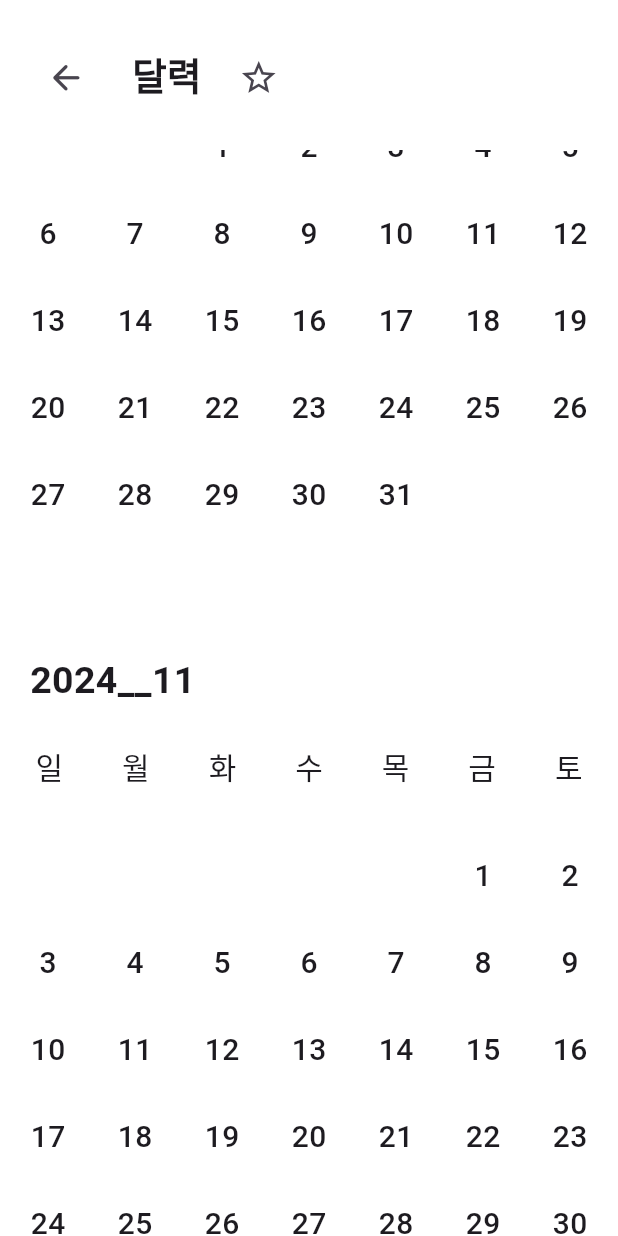
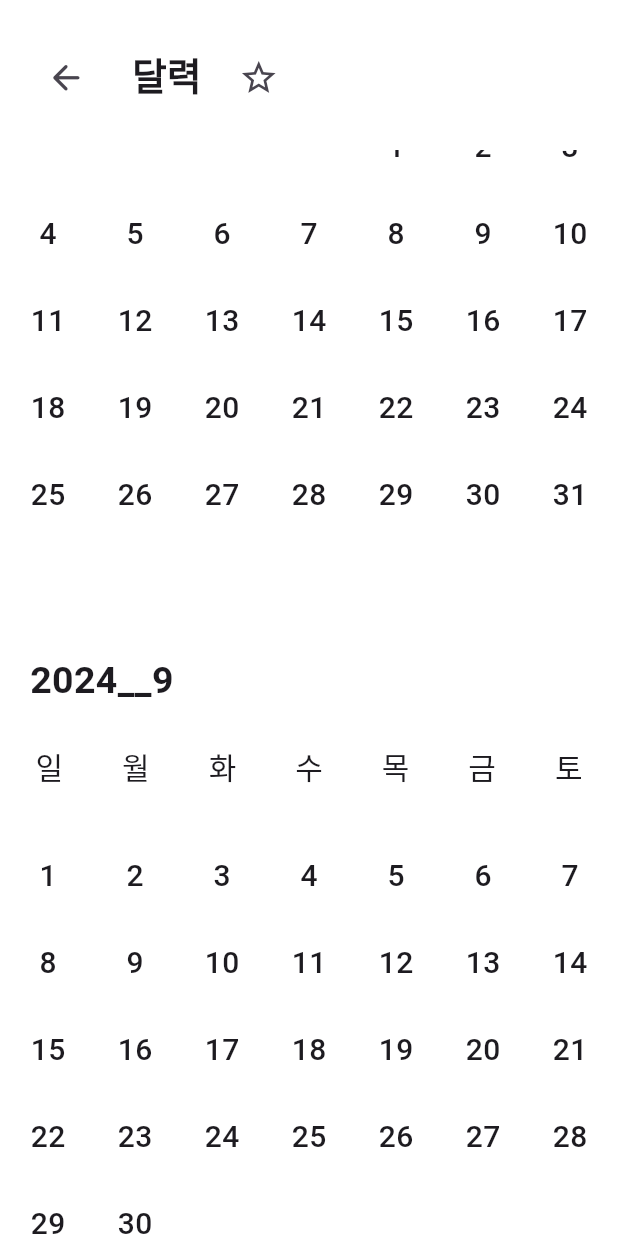
Before and after one commit to kkkmin1005/feat., a Flutter app: the screen it shows after launch, scrolled down 1152 dp, on a phone screen of 412 x 824 dp. Run offline on Flutter 3.47's test engine with Material 3 defaults, Android fonts, the phone set to English and light mode, and no system bars.

Commit message:
캘린더 컨트롤러 추가

```diff
--- a/lib/main.dart
+++ b/lib/main.dart
@@ -2,11 +2,11 @@ import 'package:flutter/material.dart';
 import 'ootd.dart';
 
 void main() {
-  runApp(const MyApp());
+  runApp(MyApp());
 }
 
 class MyApp extends StatelessWidget {
-  const MyApp({super.key});
+  MyApp({super.key});
 
   @override
   Widget build(BuildContext context) {
@@ -18,12 +18,7 @@ class MyApp extends StatelessWidget {
         ),
         body: Container(
           color: Colors.white,
-          child: ListView.builder(
-              itemCount: 12,
-              itemBuilder: (context, index){
-                return CalenderHomePage(index: index);
-              }
-          ),
+          child: CalenderHomePage()
         )
       ),
     );
@@ -114,7 +109,7 @@ class _CalenderDate extends State<CalenderDate> {
         onTap: (){
           Navigator.push(
               context,
-              MaterialPageRoute(builder: (context) => ootdHomePage())
+              MaterialPageRoute(builder: (context) => ootdHomePage(year: widget.yearModify(widget.year), month:widget.monthModify(widget.month), day: widget.dayModify(widget.day)))
           );
           print(widget.yearModify(widget.year) + widget.monthModify(widget.month) + widget.dayModify(widget.day));
         },
@@ -135,16 +130,51 @@ class _CalenderDate extends State<CalenderDate> {
 
 
 class CalenderHomePage extends StatefulWidget {
-  CalenderHomePage({Key ? key, this.index}) : super(key:key);
+  CalenderHomePage({Key ? key}) : super(key:key);
 
   final now = DateTime.now();
-  var index;
+  var startYear = 2024;
+  var startMonth = 6;
+
 
   @override
   State<CalenderHomePage> createState() => _CalenderHomePageState();
 }
 
 class _CalenderHomePageState extends State<CalenderHomePage> {
+
+  var scroll = ScrollController();
+
+  searchTargetIndex(startDate, nowDate){
+    //달력 하나 위젯 크기 알아내서 인덱스 차에 곱하기 466.5
+    // state 전송 필요 x
+    // init 스테이트에서 타겟 인덱스 잡아주고 진행하기
+
+    var gap;
+
+    if(startDate[0] == nowDate[0]){
+      gap = nowDate[1] - startDate[1];
+    }
+    else{
+      gap = (nowDate[0] - startDate[0])*12 + (nowDate[1] - startDate[1]);
+    }
+
+    return gap * 466.7;
+  }
+
+  void scrollToPosition(gap){
+    scroll.animateTo(gap, duration: Duration(seconds: 1), curve: Curves.easeInOut);
+  }
+
+  @override
+  void initState() {
+    super.initState();
+    WidgetsBinding.instance.addPostFrameCallback((_) {
+      double targetPosition = searchTargetIndex(
+          [widget.startYear, widget.startMonth], [widget.now.year, widget.now.month]);
+      scrollToPosition(targetPosition);
+    });
+  }
 
   yearAndMonth(int plusmonth, int year, int month){
 
@@ -162,18 +192,24 @@ class _CalenderHomePageState extends State<CalenderHomePage> {
 
   @override
   Widget build(BuildContext context) {
+    return ListView.builder(
+      itemCount: 12,
+      controller: scroll,
+      itemBuilder: (context, index){
         return Column(children: [
           Align(
               child: Container(
-            child: Text(yearAndMonth(widget.index, widget.now.year, widget.now.month)[0].toString() + '__' + yearAndMonth(widget.index, widget.now.year, widget.now.month)[1].toString() , style: TextStyle(fontSize: 25, fontWeight: FontWeight.w600)),
+                child: Text(yearAndMonth(index, widget.startYear, widget.startMonth)[0].toString() + '__' + yearAndMonth(index, widget.startYear, widget.startMonth)[1].toString() , style: TextStyle(fontSize: 25, fontWeight: FontWeight.w600)),
                 margin: EdgeInsets.fromLTRB(20, 30, 0, 10),
                 decoration: BoxDecoration(color: Colors.white),
               ),
               alignment: Alignment.topLeft
           ),
           SizedBox(child: CalendarBar(), width: 450, height: 70),
-      SizedBox(child: CalendarDateGridView(index: widget.index), width: 450, height: 340)
+          SizedBox(child: CalendarDateGridView(index: index), width: 450, height: 340)
         ]
+        );
+      }
     );
   }
 }
@@ -186,6 +222,8 @@ class CalendarDateGridView extends StatefulWidget {
   CalendarDateGridView({Key? key, this.index}) : super(key:key);
 
   var index;
+  var startYear = 2024;
+  var startMonth = 6;
 
   @override
   State<CalendarDateGridView> createState() => _CalendarDateGridViewState();
@@ -254,8 +292,8 @@ class _CalendarDateGridViewState extends State<CalendarDateGridView> {
   @override
   void initState() {
     super.initState();
-    year = yearAndMonth(widget.index, now.year, now.month)[0];
-    month = yearAndMonth(widget.index, now.year, now.month)[1];
+    year = yearAndMonth(widget.index, widget.startYear, widget.startMonth)[0];
+    month = yearAndMonth(widget.index, widget.startYear, widget.startMonth)[1];
   }
 
   @override
--- a/lib/ootd.dart
+++ b/lib/ootd.dart
@@ -6,14 +6,18 @@ void main() {
 }
 
 class ootdHomePage extends StatelessWidget {
-  ootdHomePage({super.key});
+  ootdHomePage({Key? key, this.year, this.month, this.day}) : super(key:key);
+
+  var year;
+  var month;
+  var day;
 
   @override
   Widget build(BuildContext context) {
     return MaterialApp(
       home: Scaffold(
         appBar: PreferredSize(child: MainAppBar(), preferredSize: Size.fromHeight(200)),
-        body: ootdBody(),
+        body: ootdBody(year: year, month: month, day: day),
       ),
     );
   }
@@ -21,7 +25,11 @@ class ootdHomePage extends StatelessWidget {
 
 
 class ootdBody extends StatelessWidget {
-  ootdBody({super.key});
+  ootdBody({Key? key, this.year, this.month, this.day}) : super(key:key);
+
+  var year;
+  var month;
+  var day;
 
   @override
   Widget build(BuildContext context) {
@@ -33,7 +41,7 @@ class ootdBody extends StatelessWidget {
             children: [
               Container(
                 margin: EdgeInsets.fromLTRB(27, 10, 0, 10),
-                child: Text('2024. 08. 06', style: TextStyle(fontSize: 22))),
+                child: Text(year.toString() +'. '+month.toString()+'. '+day.toString(), style: TextStyle(fontSize: 22))),
               Spacer()
             ],
           ),
```
Lines whose indentation alone changed are shown as unchanged.
